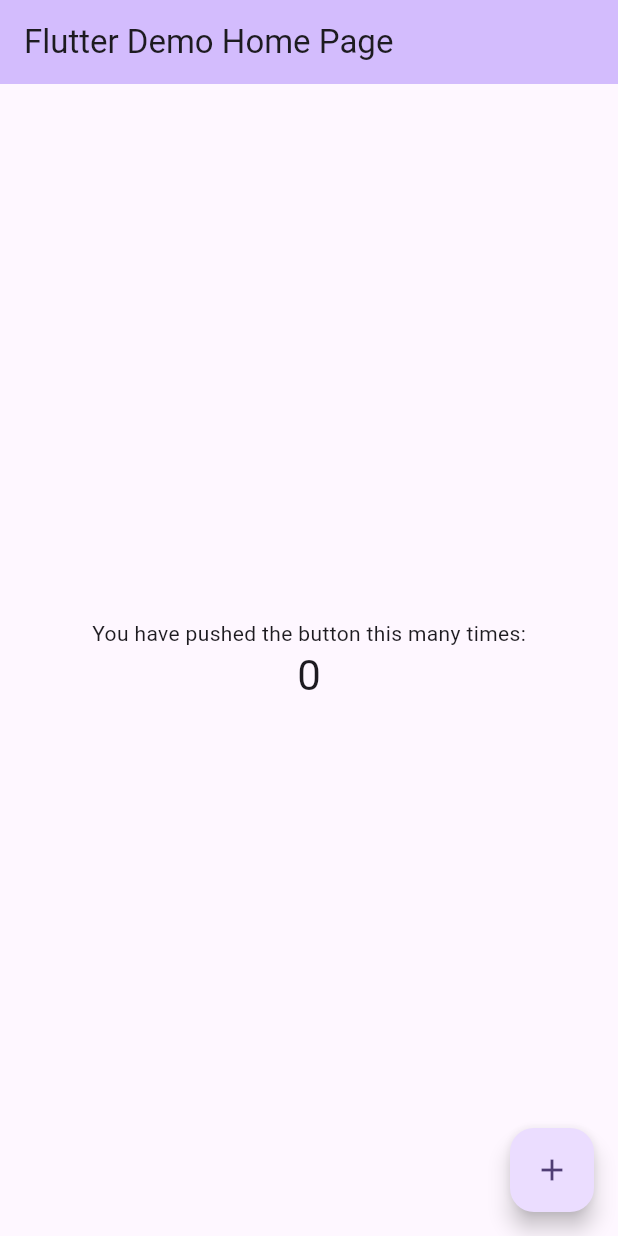
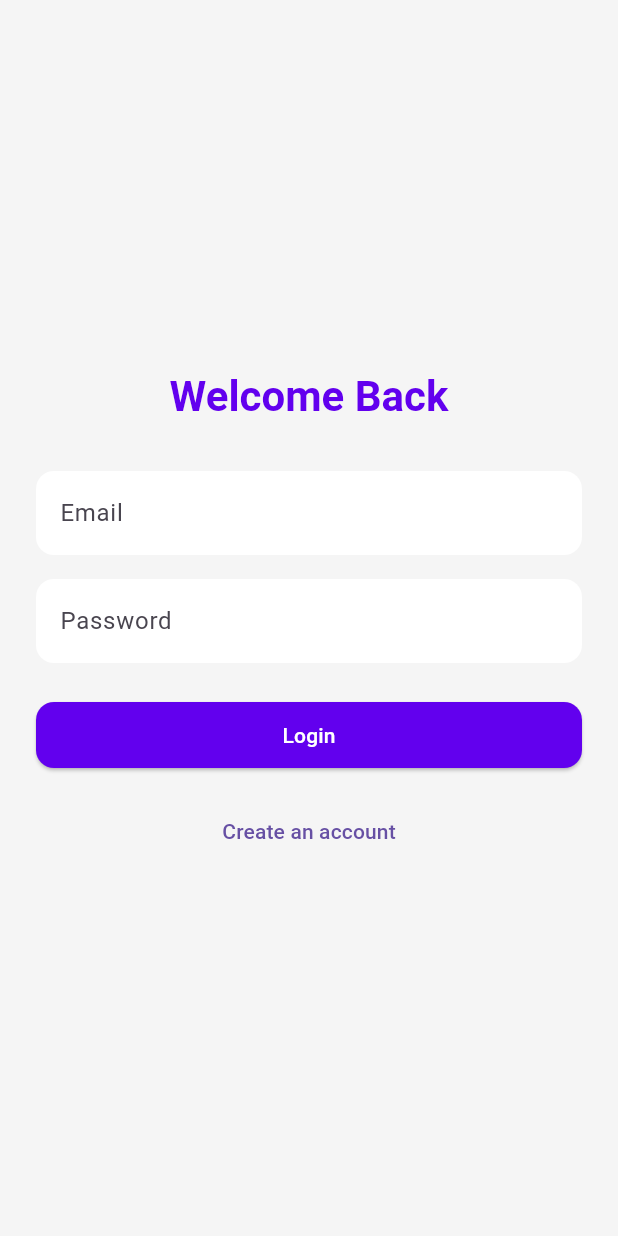
Before and after one commit to OvidiuTo/Progressly, a Flutter app: the screen it shows after launch, on a phone screen of 412 x 824 dp. Run offline on Flutter 3.47's test engine with Material 3 defaults, Android fonts, the phone set to English and light mode, and no system bars; our stand-ins replace firebase_auth, firebase_core; accounts and stored records are empty.

Commit message:
added firebase auth & ui

```diff
--- a/lib/main.dart
+++ b/lib/main.dart
@@ -1,125 +1,30 @@
 import 'package:flutter/material.dart';
+import 'package:firebase_core/firebase_core.dart';
+import 'screens/login_page.dart';
+import 'screens/register_page.dart';
+import 'screens/home_page.dart';
 
-void main() {
-  runApp(const MyApp());
+void main() async {
+  WidgetsFlutterBinding.ensureInitialized();
+  await Firebase.initializeApp();
+  runApp(MyApp());
 }
 
 class MyApp extends StatelessWidget {
-  const MyApp({super.key});
-
-  // This widget is the root of your application.
   @override
   Widget build(BuildContext context) {
     return MaterialApp(
-      title: 'Flutter Demo',
+      title: 'Habit Tracker',
       theme: ThemeData(
-        // This is the theme of your application.
-        //
-        // TRY THIS: Try running your application with "flutter run". You'll see
-        // the application has a purple toolbar. Then, without quitting the app,
-        // try changing the seedColor in the colorScheme below to Colors.green
-        // and then invoke "hot reload" (save your changes or press the "hot
-        // reload" button in a Flutter-supported IDE, or press "r" if you used
-        // the command line to start the app).
-        //
-        // Notice that the counter didn't reset back to zero; the application
-        // state is not lost during the reload. To reset the state, use hot
-        // restart instead.
-        //
-        // This works for code too, not just values: Most code changes can be
-        // tested with just a hot reload.
-        colorScheme: ColorScheme.fromSeed(seedColor: Colors.deepPurple),
-        useMaterial3: true,
+        primarySwatch: Colors.blue,
+        visualDensity: VisualDensity.adaptivePlatformDensity,
       ),
-      home: const MyHomePage(title: 'Flutter Demo Home Page'),
+      initialRoute: '/login',
+      routes: {
+        '/login': (context) => LoginPage(),
+        '/register': (context) => RegisterPage(),
+        '/home': (context) => HomePage(),
+      },
     );
   }
 }
-
-class MyHomePage extends StatefulWidget {
-  const MyHomePage({super.key, required this.title});
-
-  // This widget is the home page of your application. It is stateful, meaning
-  // that it has a State object (defined below) that contains fields that affect
-  // how it looks.
-
-  // This class is the configuration for the state. It holds the values (in this
-  // case the title) provided by the parent (in this case the App widget) and
-  // used by the build method of the State. Fields in a Widget subclass are
-  // always marked "final".
-
-  final String title;
-
-  @override
-  State<MyHomePage> createState() => _MyHomePageState();
-}
-
-class _MyHomePageState extends State<MyHomePage> {
-  int _counter = 0;
-
-  void _incrementCounter() {
-    setState(() {
-      // This call to setState tells the Flutter framework that something has
-      // changed in this State, which causes it to rerun the build method below
-      // so that the display can reflect the updated values. If we changed
-      // _counter without calling setState(), then the build method would not be
-      // called again, and so nothing would appear to happen.
-      _counter++;
-    });
-  }
-
-  @override
-  Widget build(BuildContext context) {
-    // This method is rerun every time setState is called, for instance as done
-    // by the _incrementCounter method above.
-    //
-    // The Flutter framework has been optimized to make rerunning build methods
-    // fast, so that you can just rebuild anything that needs updating rather
-    // than having to individually change instances of widgets.
-    return Scaffold(
-      appBar: AppBar(
-        // TRY THIS: Try changing the color here to a specific color (to
-        // Colors.amber, perhaps?) and trigger a hot reload to see the AppBar
-        // change color while the other colors stay the same.
-        backgroundColor: Theme.of(context).colorScheme.inversePrimary,
-        // Here we take the value from the MyHomePage object that was created by
-        // the App.build method, and use it to set our appbar title.
-        title: Text(widget.title),
-      ),
-      body: Center(
-        // Center is a layout widget. It takes a single child and positions it
-        // in the middle of the parent.
-        child: Column(
-          // Column is also a layout widget. It takes a list of children and
-          // arranges them vertically. By default, it sizes itself to fit its
-          // children horizontally, and tries to be as tall as its parent.
-          //
-          // Column has various properties to control how it sizes itself and
-          // how it positions its children. Here we use mainAxisAlignment to
-          // center the children vertically; the main axis here is the vertical
-          // axis because Columns are vertical (the cross axis would be
-          // horizontal).
-          //
-          // TRY THIS: Invoke "debug painting" (choose the "Toggle Debug Paint"
-          // action in the IDE, or press "p" in the console), to see the
-          // wireframe for each widget.
-          mainAxisAlignment: MainAxisAlignment.center,
-          children: <Widget>[
-            const Text(
-              'You have pushed the button this many times:',
-            ),
-            Text(
-              '$_counter',
-              style: Theme.of(context).textTheme.headlineMedium,
-            ),
-          ],
-        ),
-      ),
-      floatingActionButton: FloatingActionButton(
-        onPressed: _incrementCounter,
-        tooltip: 'Increment',
-        child: const Icon(Icons.add),
-      ), // This trailing comma makes auto-formatting nicer for build methods.
-    );
-  }
-}
--- /dev/null
+++ b/lib/screens/login_page.dart
@@ -0,0 +1,161 @@
+import 'package:flutter/material.dart';
+import '../services/auth_service.dart';
+import '../utils/styles.dart';
+
+class LoginPage extends StatefulWidget {
+  @override
+  _LoginPageState createState() => _LoginPageState();
+}
+
+class _LoginPageState extends State<LoginPage> {
+  final _formKey = GlobalKey<FormState>();
+  final _emailController = TextEditingController();
+  final _passwordController = TextEditingController();
+  final _authService = AuthService();
+  bool _isLoading = false;
+  String? _errorMessage;
+
+  bool _isValidEmail(String email) {
+    return RegExp(r'^[\w-\.]+@([\w-]+\.)+[\w-]{2,4}$').hasMatch(email);
+  }
+
+  Future<void> _login() async {
+    if (_formKey.currentState!.validate()) {
+      setState(() {
+        _isLoading = true;
+        _errorMessage = null;
+      });
+
+      try {
+        final result = await _authService.signInWithEmailAndPassword(
+          _emailController.text.trim(),
+          _passwordController.text,
+        );
+
+        if (result != null) {
+          Navigator.pushReplacementNamed(context, '/home');
+        } else {
+          setState(() {
+            _errorMessage = 'Invalid email or password';
+          });
+        }
+      } catch (e) {
+        setState(() {
+          _errorMessage = 'An error occurred. Please try again.';
+        });
+      } finally {
+        setState(() {
+          _isLoading = false;
+        });
+      }
+    }
+  }
+
+  @override
+  Widget build(BuildContext context) {
+    return Scaffold(
+      backgroundColor: AppColors.background,
+      body: SafeArea(
+        child: Center(
+          child: SingleChildScrollView(
+            padding: EdgeInsets.all(24.0),
+            child: Form(
+              key: _formKey,
+              child: Column(
+                mainAxisAlignment: MainAxisAlignment.center,
+                crossAxisAlignment: CrossAxisAlignment.stretch,
+                children: [
+                  Text(
+                    'Welcome Back',
+                    style: Theme.of(context).textTheme.headlineMedium?.copyWith(
+                          color: AppColors.primary,
+                          fontWeight: FontWeight.bold,
+                        ),
+                    textAlign: TextAlign.center,
+                  ),
+                  SizedBox(height: 32.0),
+                  TextFormField(
+                    controller: _emailController,
+                    decoration: AppStyles.textFieldDecoration(
+                      'Email',
+                      hint: 'Enter your email',
+                    ),
+                    keyboardType: TextInputType.emailAddress,
+                    validator: (value) {
+                      if (value == null || value.isEmpty) {
+                        return 'Please enter your email';
+                      }
+                      if (!_isValidEmail(value)) {
+                        return 'Please enter a valid email';
+                      }
+                      return null;
+                    },
+                  ),
+                  SizedBox(height: 16.0),
+                  TextFormField(
+                    controller: _passwordController,
+                    decoration: AppStyles.textFieldDecoration(
+                      'Password',
+                      hint: 'Enter your password',
+                    ),
+                    obscureText: true,
+                    validator: (value) {
+                      if (value == null || value.isEmpty) {
+                        return 'Please enter your password';
+                      }
+                      if (value.length < 6) {
+                        return 'Password must be at least 6 characters';
+                      }
+                      return null;
+                    },
+                  ),
+                  SizedBox(height: 24.0),
+                  if (_errorMessage != null)
+                    Padding(
+                      padding: EdgeInsets.only(bottom: 16.0),
+                      child: Text(
+                        _errorMessage!,
+                        style: TextStyle(color: AppColors.error),
+                        textAlign: TextAlign.center,
+                      ),
+                    ),
+                  ElevatedButton(
+                    onPressed: _isLoading ? null : _login,
+                    style: AppStyles.elevatedButtonStyle(),
+                    child: _isLoading
+                        ? SizedBox(
+                            height: 20,
+                            width: 20,
+                            child: CircularProgressIndicator(
+                              strokeWidth: 2,
+                              valueColor:
+                                  AlwaysStoppedAnimation<Color>(Colors.white),
+                            ),
+                          )
+                        : Text('Login'),
+                  ),
+                  SizedBox(height: 16.0),
+                  TextButton(
+                    onPressed: _isLoading
+                        ? null
+                        : () {
+                            Navigator.pushNamed(context, '/register');
+                          },
+                    child: Text('Create an account'),
+                  ),
+                ],
+              ),
+            ),
+          ),
+        ),
+      ),
+    );
+  }
+
+  @override
+  void dispose() {
+    _emailController.dispose();
+    _passwordController.dispose();
+    super.dispose();
+  }
+}
--- /dev/null
+++ b/lib/services/auth_service.dart
@@ -0,0 +1,38 @@
+import 'package:firebase_auth/firebase_auth.dart';
+
+class AuthService {
+  final FirebaseAuth _auth = FirebaseAuth.instance;
+
+  // Sign in with email and password
+  Future<UserCredential?> signInWithEmailAndPassword(
+      String email, String password) async {
+    try {
+      return await _auth.signInWithEmailAndPassword(
+        email: email,
+        password: password,
+      );
+    } catch (e) {
+      print('Error signing in: $e');
+      return null;
+    }
+  }
+
+  // Register with email and password
+  Future<UserCredential?> registerWithEmailAndPassword(
+      String email, String password) async {
+    try {
+      return await _auth.createUserWithEmailAndPassword(
+        email: email,
+        password: password,
+      );
+    } catch (e) {
+      print('Error registering: $e');
+      return null;
+    }
+  }
+
+  // Sign out
+  Future<void> signOut() async {
+    await _auth.signOut();
+  }
+}
--- /dev/null
+++ b/lib/utils/styles.dart
@@ -0,0 +1,50 @@
+import 'package:flutter/material.dart';
+
+class AppColors {
+  static const primary = Color(0xFF6200EE);
+  static const secondary = Color(0xFF03DAC6);
+  static const background = Color(0xFFF5F5F5);
+  static const error = Color(0xFFB00020);
+}
+
+class AppStyles {
+  static InputDecoration textFieldDecoration(String label, {String? hint}) {
+    return InputDecoration(
+      labelText: label,
+      hintText: hint,
+      filled: true,
+      fillColor: Colors.white,
+      border: OutlineInputBorder(
+        borderRadius: BorderRadius.circular(12),
+        borderSide: BorderSide.none,
+      ),
+      enabledBorder: OutlineInputBorder(
+        borderRadius: BorderRadius.circular(12),
+        borderSide: BorderSide.none,
+      ),
+      focusedBorder: OutlineInputBorder(
+        borderRadius: BorderRadius.circular(12),
+        borderSide: BorderSide(color: AppColors.primary, width: 2),
+      ),
+      errorBorder: OutlineInputBorder(
+        borderRadius: BorderRadius.circular(12),
+        borderSide: BorderSide(color: AppColors.error, width: 2),
+      ),
+      focusedErrorBorder: OutlineInputBorder(
+        borderRadius: BorderRadius.circular(12),
+        borderSide: BorderSide(color: AppColors.error, width: 2),
+      ),
+    );
+  }
+
+  static ButtonStyle elevatedButtonStyle() {
+    return ElevatedButton.styleFrom(
+      backgroundColor: AppColors.primary,
+      foregroundColor: Colors.white,
+      padding: EdgeInsets.symmetric(horizontal: 32, vertical: 12),
+      shape: RoundedRectangleBorder(
+        borderRadius: BorderRadius.circular(12),
+      ),
+    );
+  }
+}
--- a/pubspec.yaml
+++ b/pubspec.yaml
@@ -36,6 +36,8 @@ dependencies:
   cupertino_icons: ^1.0.8
   firebase_core: ^3.10.1
   firebase_auth: ^5.4.1
+  provider: ^6.1.2
+
 
 dev_dependencies:
   flutter_test:
```
Also changed, not shown: lib/screens/home_page.dart (added, +33 -0 lines), lib/screens/register_page.dart (added, +181 -0 lines), lib/firebase_options.dart (added), pubspec.lock, 9 other files.
